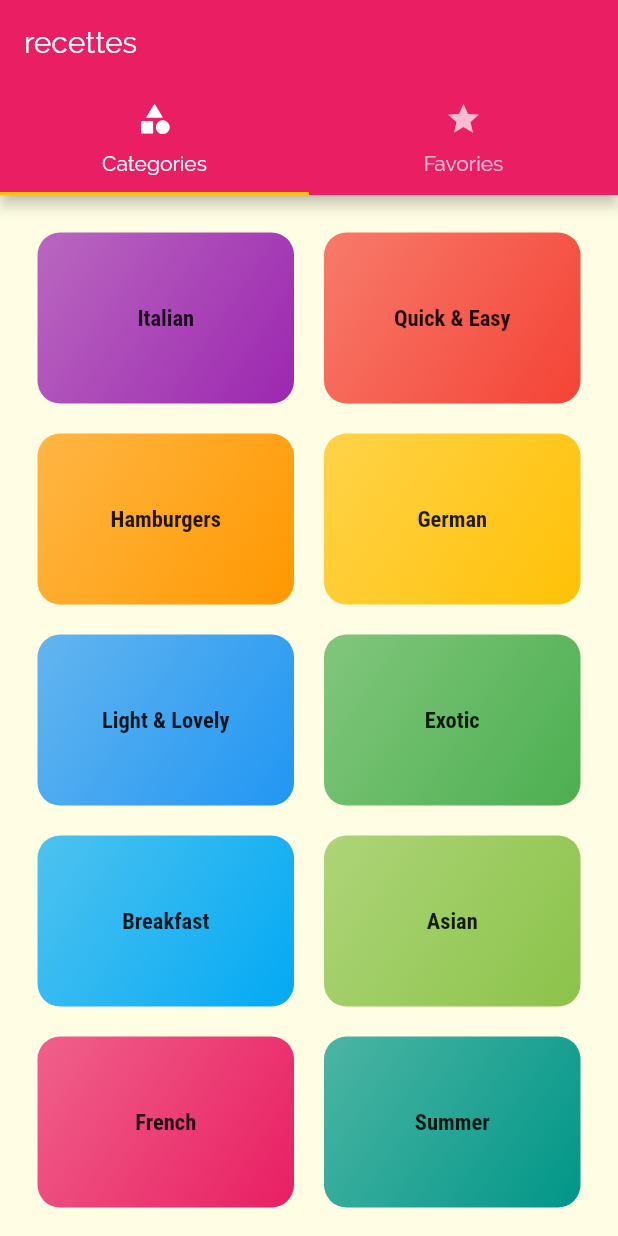
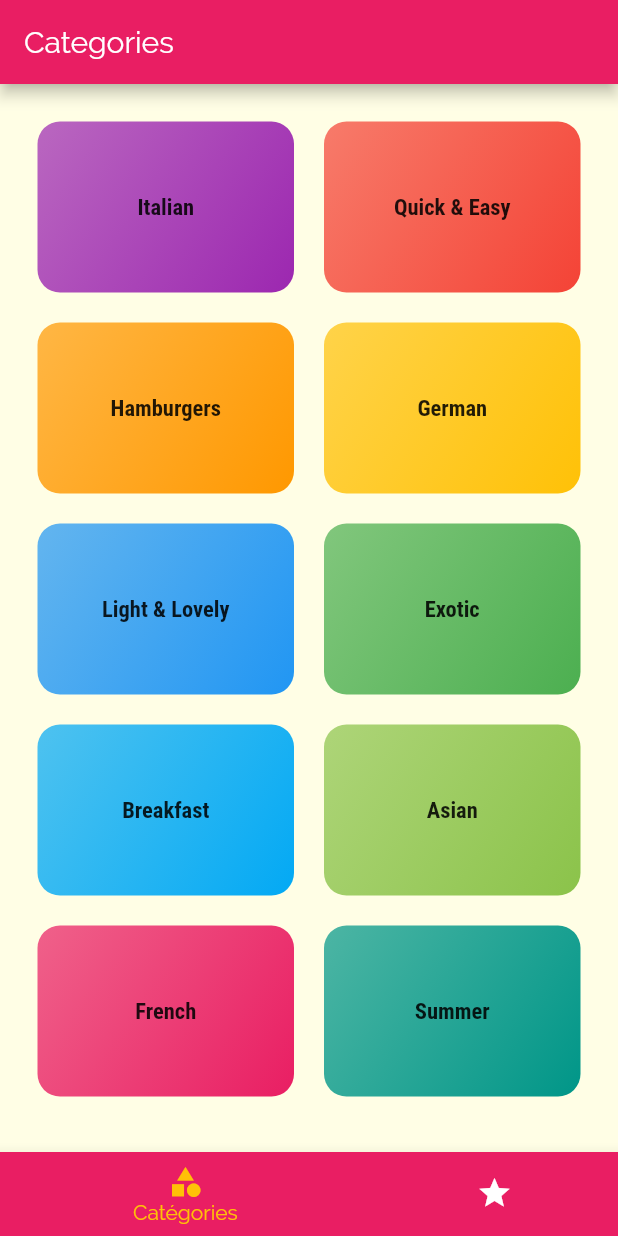
Before and after one commit to Web82-Thom/select_your_menu, a Flutter app: the screen it shows after launch, on a phone screen of 412 x 824 dp. Run offline on Flutter 3.47's test engine with Material 2 defaults, Android fonts, the phone set to English and light mode, and no system bars.

Commit message:
remember pages in list map,indexation, delete default tab controller for BottomNavigation

```diff
--- a/lib/screens/tabs_screen.dart
+++ b/lib/screens/tabs_screen.dart
@@ -3,45 +3,71 @@
 import './favorites_screen.dart';
 import './category_screen.dart';
 
-//le widget qui va gerer les appel des onglets seclon la page afficher
-
+//le widget qui va gerer les appel des onglets selon la page afficher
 class TabsScreen extends StatefulWidget {
   @override
   _TabsScreenState createState() => _TabsScreenState();
 }
 
 class _TabsScreenState extends State<TabsScreen> {
+
+  //stockage pages dans une List
+  final List<Map<String, Object>> _pages = [
+    {
+      'page': CategoriesScreen(),
+      'title': 'Categories',
+    },
+    {
+      'page': FavoritesScreen(),
+      'title': 'Mes favories',
+    },
+  ];
+  //indexation
+  int _selectedPageIndex = 0;
+
+  //methode pour selectionner une page
+  void _selectPage(int index) {
+    setState(() {
+      _selectedPageIndex = index;
+    });
+  }
+
   @override
   Widget build(BuildContext context) {
-    //controller d'onglet DefaultTabController ATTENTION A L'ORDRE tab(1),tab(2) et dans le body CatgoriesScreen et FavoritesScreen
-    return DefaultTabController(
-      length: 2,
-      //reglage de l'onglet actif par defaut
-      initialIndex: 0,
-      child: Scaffold(
+    //controller d'onglet DefaultTabController ATTENTION A L'ORDRE tab(1),tab(2) et dans le body CatgoriesScreen et FavoritesScreen onglet en haut de page sous appbar
+    //change de methode en plaçant les onglets en BottomNavigationBarItem
+    return Scaffold(
       appBar: AppBar(
-          title: Text('recettes'),
-          bottom: TabBar (
-            tabs: <Widget> [
-              Tab(
+        title: Text(_pages[_selectedPageIndex]['title']),
+      ),
+      body: _pages[_selectedPageIndex]['page'],
+      //onglets en BottomnavigationBarItem
+      bottomNavigationBar:BottomNavigationBar(
+        onTap: _selectPage,
+        backgroundColor: Theme.of(context).primaryColor,
+        unselectedItemColor: Colors.white,
+        selectedItemColor: Theme.of(context).accentColor,
+        currentIndex: _selectedPageIndex,
+        type: BottomNavigationBarType.shifting,
+        items: [
+          //onglet catégorie
+          BottomNavigationBarItem(
+            backgroundColor: Theme.of(context).primaryColor,
             icon: Icon(
-                  Icons.category,
+              Icons.category
             ),
-                text: 'Categories',
+            label: 'Catégories',
           ),
-              Tab(icon: Icon(
+          //onglet mes favories
+          BottomNavigationBarItem(
+            backgroundColor: Theme.of(context).primaryColor,
+            icon: Icon(
               Icons.star,
             ),
-                text: 'Favories',),
+            label: 'Mes favories',
+          ),
         ],
-          ),
-        ),
-        body: TabBarView(
-          children: <Widget>[
-            CategoriesScreen(),
-            FavoritesScreen(),
-        ],),
-      ),
+      ) ,
     );
   }
 }
```
Lines whose indentation alone changed are shown as unchanged.
